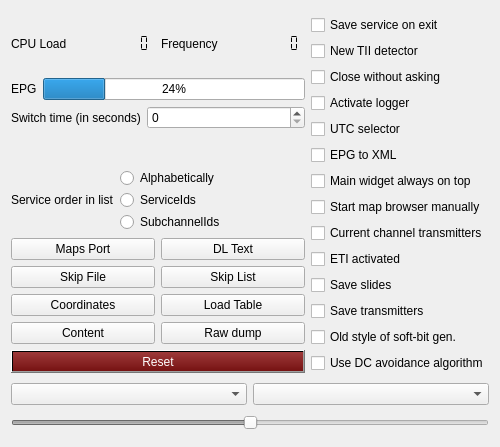
The window that forms/config-helper.ui (tomneda/DABstar) describes before a commit, drawn with Qt 5.
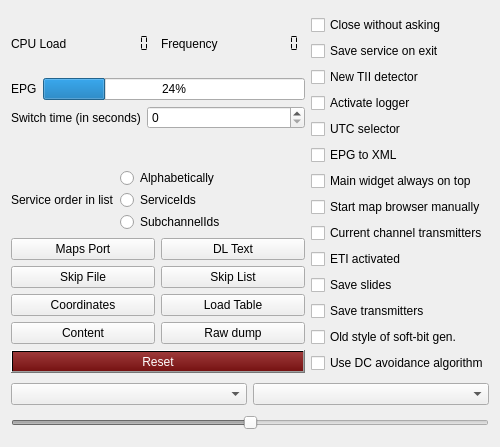
The same window after the commit. Custom widgets are drawn as their Qt base class.

The edit to the form file:
```diff
--- a/forms/config-helper.ui
+++ b/forms/config-helper.ui
@@ -300,6 +300,16 @@
      </item>
      <item>
       <layout class="QVBoxLayout" name="verticalLayout_2">
+       <item>
+        <widget class="QCheckBox" name="closeDirect">
+         <property name="toolTip">
+          <string>&lt;html&gt;&lt;head/&gt;&lt;body&gt;&lt;p&gt;If you are bored with the explicit request to stop, touch this one, and stopping is direct&lt;/p&gt;&lt;/body&gt;&lt;/html&gt;</string>
+         </property>
+         <property name="text">
+          <string>Close without asking</string>
+         </property>
+        </widget>
+       </item>
        <item>
         <widget class="QCheckBox" name="saveServiceSelector">
          <property name="toolTip">
@@ -320,16 +330,6 @@
          </property>
         </widget>
        </item>
-       <item>
-        <widget class="QCheckBox" name="closeDirect">
-         <property name="toolTip">
-          <string>&lt;html&gt;&lt;head/&gt;&lt;body&gt;&lt;p&gt;If you are bored with the explicit request to stop, touch this one, and stopping is direct&lt;/p&gt;&lt;/body&gt;&lt;/html&gt;</string>
-         </property>
-         <property name="text">
-          <string>Close without asking</string>
-         </property>
-        </widget>
-       </item>
        <item>
         <widget class="QCheckBox" name="loggerButton">
          <property name="toolTip">
```
